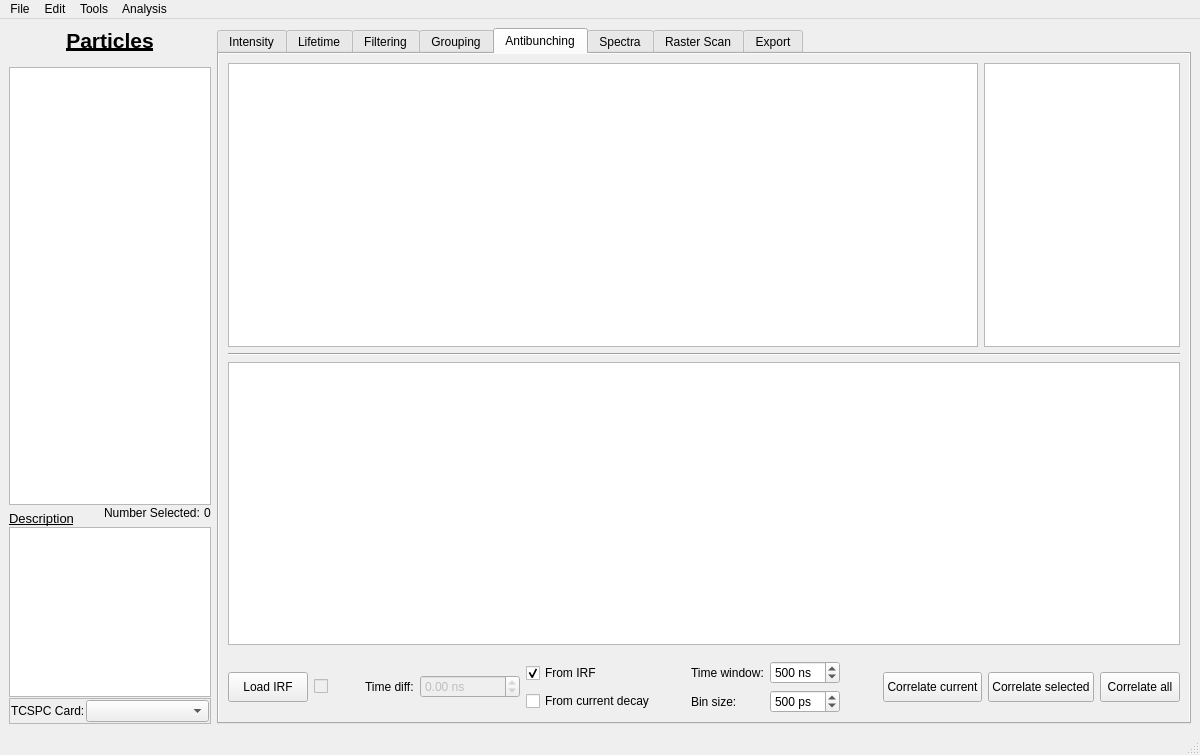
BioPhysicsUP/Full_SMS, file resources/ui/mainwindow.ui: the form before one commit.
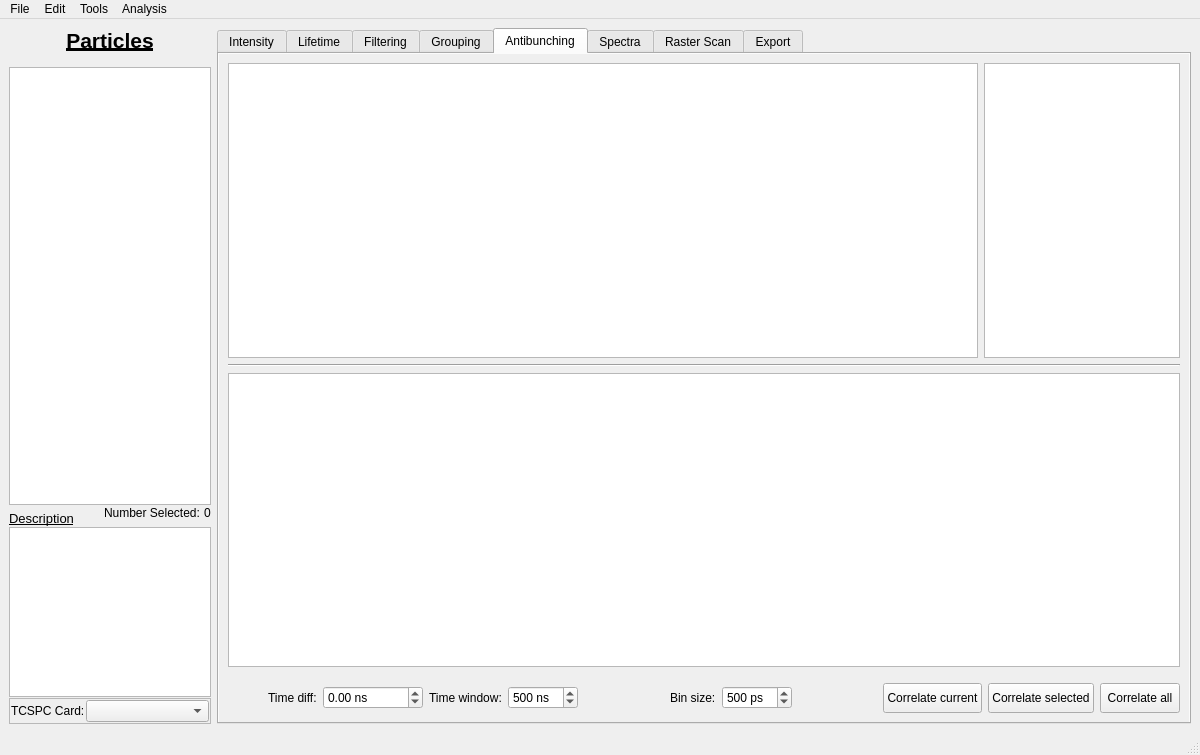
The form after the commit. Icons and pictures are not drawn. Custom widgets are drawn as their Qt base class.

The edit to the form file:
```diff
--- a/resources/ui/mainwindow.ui
+++ b/resources/ui/mainwindow.ui
@@ -5030,33 +5030,6 @@
           <property name="topMargin">
            <number>10</number>
           </property>
-          <item>
-           <widget class="QPushButton" name="btnLoadIRFCorr">
-            <property name="minimumSize">
-             <size>
-              <width>0</width>
-              <height>30</height>
-             </size>
-            </property>
-            <property name="text">
-             <string>Load IRF</string>
-            </property>
-            <property name="icon">
-             <iconset resource="../icons.qrc">
-              <normaloff>:/icons/icons/load-irf.png</normaloff>:/icons/icons/load-irf.png</iconset>
-            </property>
-           </widget>
-          </item>
-          <item>
-           <widget class="QCheckBox" name="chbIRFCorrLoaded">
-            <property name="enabled">
-             <bool>false</bool>
-            </property>
-            <property name="text">
-             <string/>
-            </property>
-           </widget>
-          </item>
           <item>
            <spacer name="horizontalSpacer_4">
             <property name="orientation">
@@ -5083,7 +5056,7 @@
           <item>
            <widget class="QDoubleSpinBox" name="spbCorrDiff">
             <property name="enabled">
-             <bool>false</bool>
+             <bool>true</bool>
             </property>
             <property name="suffix">
              <string> ns</string>
@@ -5097,34 +5070,24 @@
            </widget>
           </item>
           <item>
-           <layout class="QVBoxLayout" name="verticalLayout_24" stretch="0,0">
-            <property name="sizeConstraint">
-             <enum>QLayout::SetMinimumSize</enum>
-            </property>
-            <property name="rightMargin">
-             <number>0</number>
-            </property>
-            <property name="bottomMargin">
-             <number>0</number>
-            </property>
-            <item>
-             <widget class="QCheckBox" name="chbIRFCorrDiff">
+           <widget class="QLabel" name="label_8">
               <property name="text">
-               <string>From IRF</string>
-              </property>
-              <property name="checked">
-               <bool>true</bool>
-              </property>
+             <string>Time window:</string>
+            </property>
              </widget>
             </item>
             <item>
-             <widget class="QCheckBox" name="chbCurrCorrDiff">
-              <property name="text">
-               <string>From current decay</string>
-              </property>
-             </widget>
-            </item>
-           </layout>
+           <widget class="QSpinBox" name="spbWindow">
+            <property name="suffix">
+             <string> ns</string>
+            </property>
+            <property name="maximum">
+             <number>2000</number>
+            </property>
+            <property name="value">
+             <number>500</number>
+            </property>
+           </widget>
           </item>
           <item>
            <spacer name="horizontalSpacer_7">
@@ -5140,11 +5103,13 @@
            </spacer>
           </item>
           <item>
-           <layout class="QGridLayout" name="gridLayout_5">
-            <property name="rightMargin">
-             <number>6</number>
+           <widget class="QLabel" name="label_9">
+            <property name="text">
+             <string>Bin size:</string>
             </property>
-            <item row="1" column="1">
+           </widget>
+          </item>
+          <item>
              <widget class="QSpinBox" name="spbBinSizeCorr">
               <property name="suffix">
                <string> ps</string>
@@ -5159,35 +5124,6 @@
                <number>500</number>
               </property>
              </widget>
-            </item>
-            <item row="1" column="0">
-             <widget class="QLabel" name="label_9">
-              <property name="text">
-               <string>Bin size:</string>
-              </property>
-             </widget>
-            </item>
-            <item row="0" column="1">
-             <widget class="QSpinBox" name="spbWindow">
-              <property name="suffix">
-               <string> ns</string>
-              </property>
-              <property name="maximum">
-               <number>2000</number>
-              </property>
-              <property name="value">
-               <number>500</number>
-              </property>
-             </widget>
-            </item>
-            <item row="0" column="0">
-             <widget class="QLabel" name="label_8">
-              <property name="text">
-               <string>Time window:</string>
-              </property>
-             </widget>
-            </item>
-           </layout>
           </item>
           <item>
            <spacer name="horizontalSpacer_5">
```
Left out of the diff: 2 changed lines with no effect on the pictures. Lines whose indentation alone changed are shown as unchanged.
